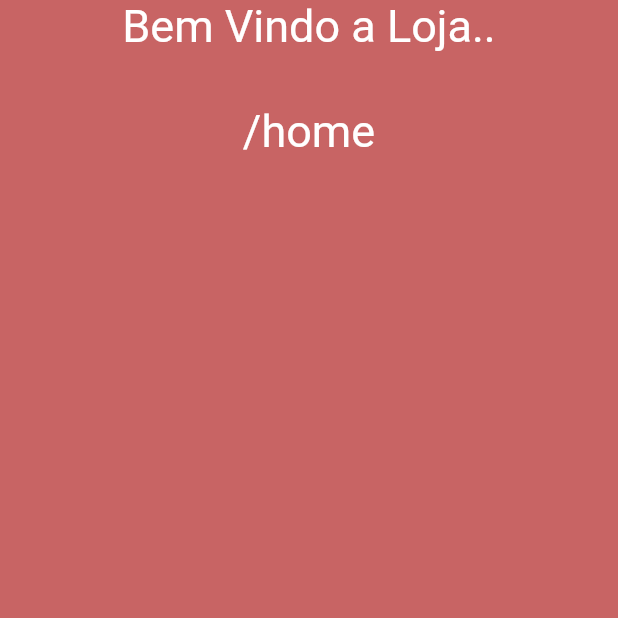
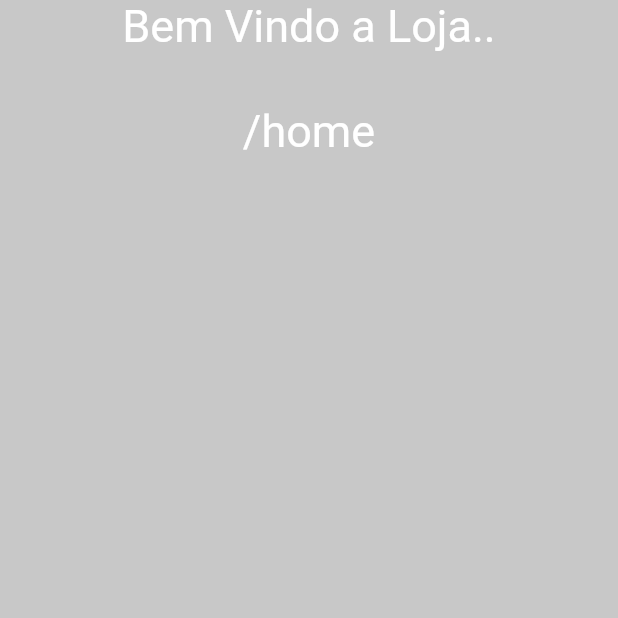
Before and after one commit to pwlimaverde/vorfast, a Flutter app: the screen it shows after launch, on a phone screen of 412 x 824 dp, the top half of it. Run offline on Flutter 3.47's test engine with Material 2 defaults, Android fonts, the phone set to English and light mode, and no system bars; our stand-ins replace cloud_firestore, connectivity, firebase_auth, firebase_core, firebase_remote_config, firebase_storage and 2 more; missing offline and left inert: return_success_or_error; accounts and stored records are empty; Roboto replaces fonts that are missing (Georgia).

Commit message:
carregamentp theme fim

```diff
--- a/app_client_vorfast_loja1/lib/main.dart
+++ b/app_client_vorfast_loja1/lib/main.dart
@@ -4,7 +4,6 @@ import 'package:flutter/material.dart';
 void main() async {
   WidgetsFlutterBinding.ensureInitialized();
   await GetStorage.init();
-  ThemeSetting().carregarTemaStorage();
   await Firebase.initializeApp();
   RemoteConfig.instance.fetchAndActivate();
   runApp(const MyApp());
@@ -22,7 +21,7 @@ class MyApp extends StatelessWidget {
       getPages: [
         ...SplashModule().routers,
       ],
-      theme: ThemeSetting().themeData,
+      theme: ThemeSettings().themeData,
     );
   }
 }
--- a/modulos/vorfast_design_system_module/lib/src/theme_data.dart
+++ /dev/null
@@ -1,40 +0,0 @@
-import 'package:dependency_module/dependency_module.dart';
-import 'package:flutter/material.dart';
-
-class ThemeSetting {
-  final ThemeData themeData = ThemeData(
-    colorScheme: ColorScheme.fromSwatch().copyWith(
-      primary: const Color.fromARGB(255, 200, 100, 100),
-      secondary: const Color.fromARGB(255, 20, 20, 20),
-    ),
-    fontFamily: 'Georgia',
-    textTheme: const TextTheme(
-      headline1: TextStyle(
-        fontSize: 72.0,
-        fontWeight: FontWeight.bold,
-      ),
-    ),
-  );
-
-  void carregarTemaStorage() {
-    final box = GetStorage();
-    if (box.read("tema") != null) {
-      final model = FirebaseResultadoThemeModel.fromJson(
-        box.read("tema"),
-      );
-
-      if (model.user.isNotEmpty) {
-        Get.changeTheme(
-          ThemeData(
-            colorScheme: ColorScheme.fromSwatch().copyWith(
-              primary: Color.fromRGBO(model.primary["r"], model.primary["g"],
-                  model.primary["b"], 1.0),
-              secondary: Color.fromRGBO(model.secondary["r"],
-                  model.secondary["g"], model.secondary["b"], 1.0),
-            ),
-          ),
-        );
-      }
-    }
-  }
-}
--- /dev/null
+++ b/modulos/vorfast_design_system_module/lib/src/theme_settings.dart
@@ -0,0 +1,48 @@
+import 'package:dependency_module/dependency_module.dart';
+import 'package:flutter/material.dart';
+import 'datasources/theme_manage_package/model/firebase_resultado_theme_model.dart';
+
+class ThemeSettings {
+  final _box = GetStorage();
+  get _model => _box.read("tema") != null
+      ? FirebaseResultadoThemeModel.fromJson(
+          GetStorage().read("tema"),
+        )
+      : FirebaseResultadoThemeModel(
+          newUser: "inicial",
+          newPrimary: {
+            "r": 200,
+            "g": 200,
+            "b": 200,
+          },
+          newSecondary: {
+            "r": 100,
+            "g": 100,
+            "b": 100,
+          },
+        );
+
+  get themeData => ThemeData(
+        colorScheme: ColorScheme.fromSwatch().copyWith(
+          primary: Color.fromRGBO(
+            _model.primary["r"],
+            _model.primary["g"],
+            _model.primary["b"],
+            1.0,
+          ),
+          secondary: Color.fromRGBO(
+            _model.secondary["r"],
+            _model.secondary["g"],
+            _model.secondary["b"],
+            1.0,
+          ),
+        ),
+        fontFamily: 'Georgia',
+        textTheme: const TextTheme(
+          headline1: TextStyle(
+            fontSize: 72.0,
+            fontWeight: FontWeight.bold,
+          ),
+        ),
+      );
+}
--- a/modulos/vorfast_design_system_module/lib/vorfast_design_system_module.dart
+++ b/modulos/vorfast_design_system_module/lib/vorfast_design_system_module.dart
@@ -1,5 +1,4 @@
 library vorfast_design_system_module;
 
-export 'src/theme_data.dart';
+export 'src/theme_settings.dart';
 export 'src/presenter/vorfas_design_system_bindings.dart';
-export 'src/datasources/theme_manage_package/model/firebase_resultado_theme_model.dart';
--- a/packages/theme_manager_package/lib/src/features/load_theme_storage/domain/usecase/load_theme_storage_usecase.dart
+++ /dev/null
@@ -1,21 +0,0 @@
-import 'package:dependency_module/dependency_module.dart';
-import '../../../../entities/resultado_theme.dart';
-
-class LoadThemeStorageUsecase extends UseCaseImplement<ResultadoTheme> {
-  final Datasource<ResultadoTheme> datasource;
-
-  LoadThemeStorageUsecase({
-    required this.datasource,
-  });
-
-  @override
-  Future<ReturnSuccessOrError<ResultadoTheme>> call({
-    required ParametersReturnResult parameters,
-  }) {
-    final result = returnUseCase(
-      parameters: parameters,
-      datasource: datasource,
-    );
-    return result;
-  }
-}
--- a/packages/theme_manager_package/lib/theme_manager_package.dart
+++ b/packages/theme_manager_package/lib/theme_manager_package.dart
@@ -2,7 +2,6 @@ library theme_manager_package;
 
 export 'src/entities/resultado_theme.dart';
 export 'src/features/load_theme_stream/domain/usecase/load_theme_stream_usecase.dart';
-export 'src/features/load_theme_storage/domain/usecase/load_theme_storage_usecase.dart';
 export 'src/features/update_theme_color/domain/usecase/update_theme_color.dart';
 export 'src/utils/parametros.dart';
 export 'src/utils/erros_carregar_temas.dart';
```
Also changed, not shown: modulos/vorfast_design_system_module/lib/src/datasources/theme_manage_package/features/load_theme_storage/load_theme_storage_datasource.dart (deleted, +0 -29 lines), modulos/vorfast_design_system_module/lib/src/presenter/vorfas_design_system_bindings.dart (+1 -6 lines), modulos/vorfast_design_system_module/lib/src/presenter/vorfas_design_system_controle.dart (+0 -37 lines), packages/theme_manager_package/pubspec.lock, 1 other file.
